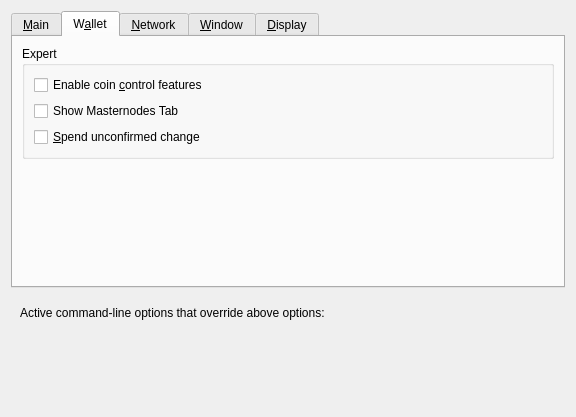
Qt form src/qt/forms/optionsdialog.ui (bulwark-crypto/Bulwark) before a commit.
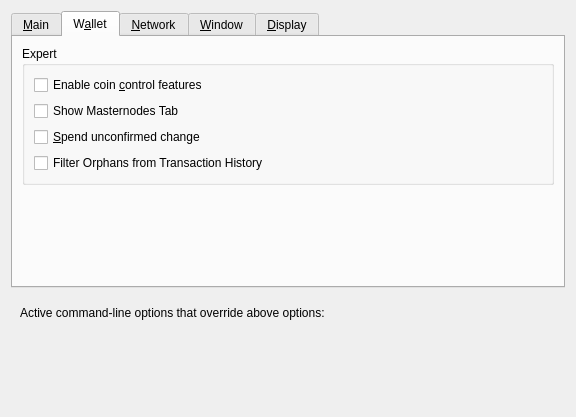
The same form after that commit. The open tabs and pages were chosen to show the change. Custom widgets are drawn as their Qt base class.

Diff of the .ui file:
```diff
--- a/src/qt/forms/optionsdialog.ui
+++ b/src/qt/forms/optionsdialog.ui
@@ -242,6 +242,13 @@
             </property>
            </widget>
           </item>
+          <item>
+           <widget class="QCheckBox" name="showOrphans">
+            <property name="text">
+             <string>Filter Orphans from Transaction History</string>
+            </property>
+           </widget>
+          </item>
          </layout>
         </widget>
        </item>
@@ -729,16 +736,17 @@
   </layout>
  </widget>
  <customwidgets>
-  <customwidget>
-   <class>QtMaterialFlatButton</class>
-   <extends>QWidget</extends>
-   <header>qtmaterialflatbutton.h</header>
-  </customwidget>
   <customwidget>
    <class>QValidatedLineEdit</class>
    <extends>QLineEdit</extends>
    <header>qvalidatedlineedit.h</header>
   </customwidget>
+  <customwidget>
+   <class>QtMaterialFlatButton</class>
+   <extends>QWidget</extends>
+   <header>qtmaterialflatbutton.h</header>
+   <container>1</container>
+  </customwidget>
   <customwidget>
    <class>QValueComboBox</class>
    <extends>QComboBox</extends>
```
Left out of the diff: 2 changed lines with no effect on the pictures.
